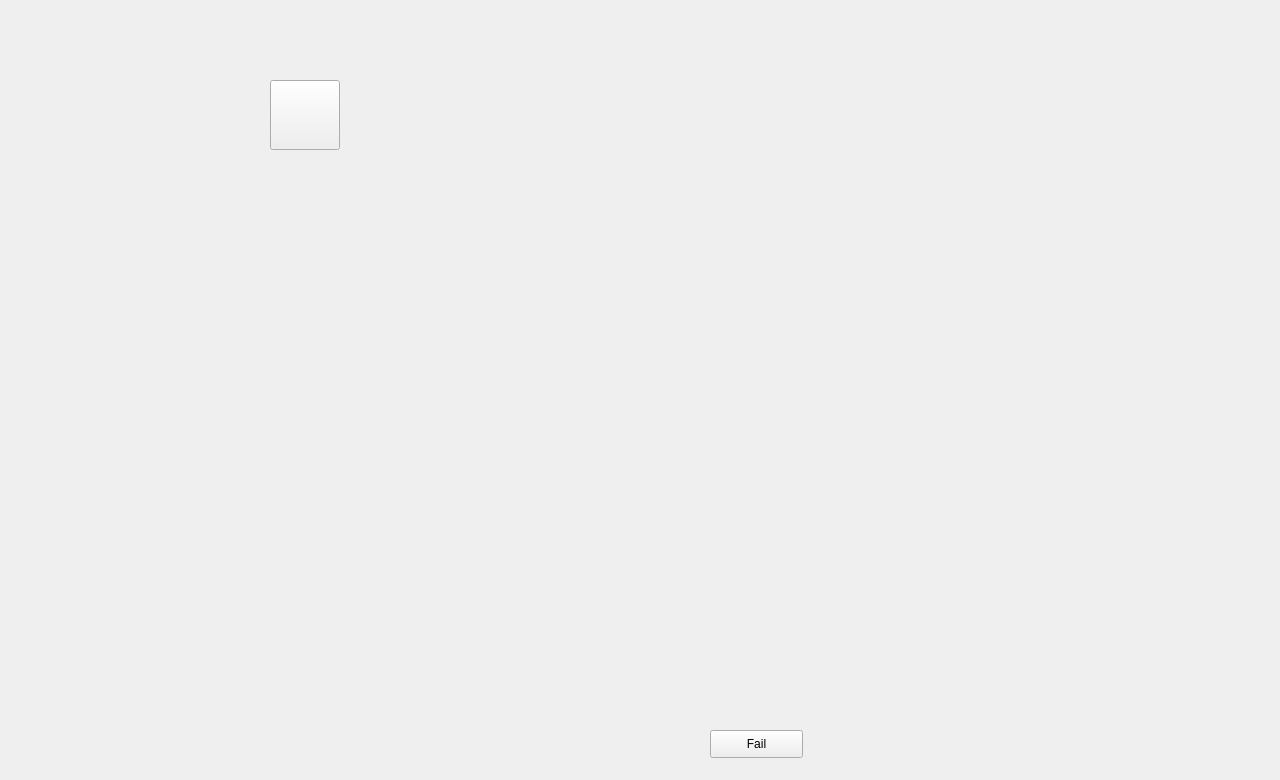
The window that Demo/game.ui (bezhai/moonyballs) describes before a commit, drawn with Qt 5.
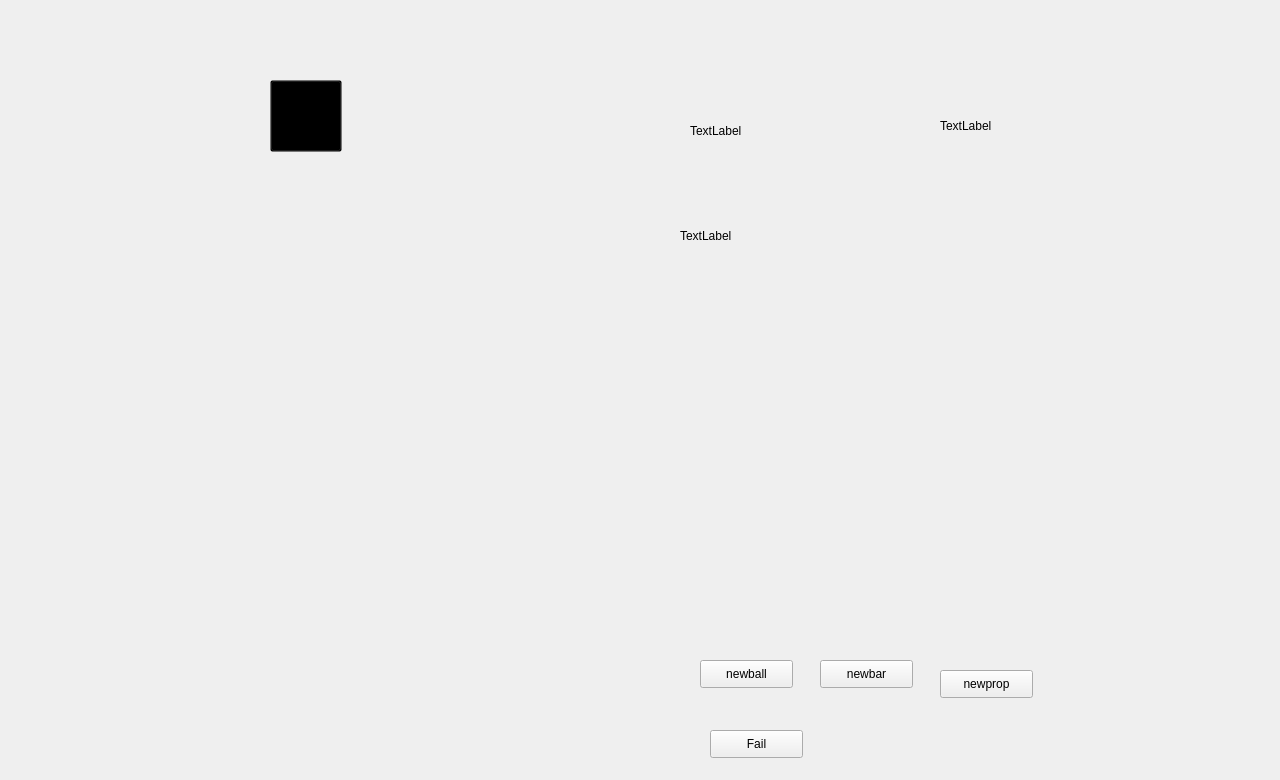
The same window after the commit. Icons and pictures are not drawn.

What changed in the file:
```diff
--- a/Demo/game.ui
+++ b/Demo/game.ui
@@ -14,22 +14,6 @@
    <string>Game</string>
   </property>
   <widget class="QWidget" name="centralwidget">
-   <widget class="QLabel" name="label">
-    <property name="geometry">
-     <rect>
-      <x>0</x>
-      <y>0</y>
-      <width>601</width>
-      <height>781</height>
-     </rect>
-    </property>
-    <property name="styleSheet">
-     <string notr="true">border-image: url(:/pic/gmbgrv);</string>
-    </property>
-    <property name="text">
-     <string/>
-    </property>
-   </widget>
    <widget class="QPushButton" name="TestFailure">
     <property name="geometry">
      <rect>
@@ -48,12 +32,12 @@
      <rect>
       <x>270</x>
       <y>80</y>
-      <width>70</width>
-      <height>70</height>
+      <width>72</width>
+      <height>72</height>
      </rect>
     </property>
     <property name="styleSheet">
-     <string notr="true"/>
+     <string notr="true">background: transparent</string>
     </property>
     <property name="text">
      <string/>
@@ -64,11 +48,89 @@
     </property>
     <property name="iconSize">
      <size>
-      <width>70</width>
-      <height>70</height>
+      <width>72</width>
+      <height>72</height>
      </size>
     </property>
    </widget>
+   <widget class="QLabel" name="label">
+    <property name="geometry">
+     <rect>
+      <x>690</x>
+      <y>100</y>
+      <width>201</width>
+      <height>61</height>
+     </rect>
+    </property>
+    <property name="text">
+     <string>TextLabel</string>
+    </property>
+   </widget>
+   <widget class="QLabel" name="label_3">
+    <property name="geometry">
+     <rect>
+      <x>940</x>
+      <y>90</y>
+      <width>251</width>
+      <height>71</height>
+     </rect>
+    </property>
+    <property name="text">
+     <string>TextLabel</string>
+    </property>
+   </widget>
+   <widget class="QLabel" name="label_2">
+    <property name="geometry">
+     <rect>
+      <x>680</x>
+      <y>210</y>
+      <width>411</width>
+      <height>51</height>
+     </rect>
+    </property>
+    <property name="text">
+     <string>TextLabel</string>
+    </property>
+   </widget>
+   <widget class="QPushButton" name="pushButton_2">
+    <property name="geometry">
+     <rect>
+      <x>700</x>
+      <y>660</y>
+      <width>93</width>
+      <height>28</height>
+     </rect>
+    </property>
+    <property name="text">
+     <string>newball</string>
+    </property>
+   </widget>
+   <widget class="QPushButton" name="pushButton_3">
+    <property name="geometry">
+     <rect>
+      <x>820</x>
+      <y>660</y>
+      <width>93</width>
+      <height>28</height>
+     </rect>
+    </property>
+    <property name="text">
+     <string>newbar</string>
+    </property>
+   </widget>
+   <widget class="QPushButton" name="pushButton_4">
+    <property name="geometry">
+     <rect>
+      <x>940</x>
+      <y>670</y>
+      <width>93</width>
+      <height>28</height>
+     </rect>
+    </property>
+    <property name="text">
+     <string>newprop</string>
+    </property>
+   </widget>
   </widget>
  </widget>
  <resources>
```
